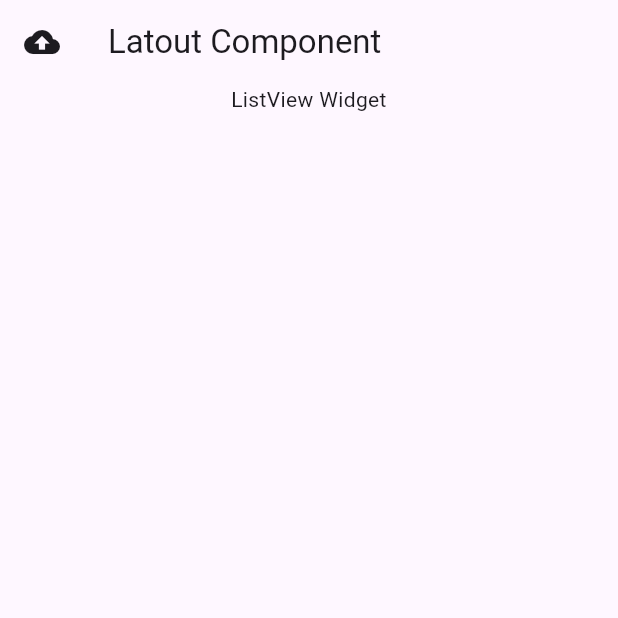
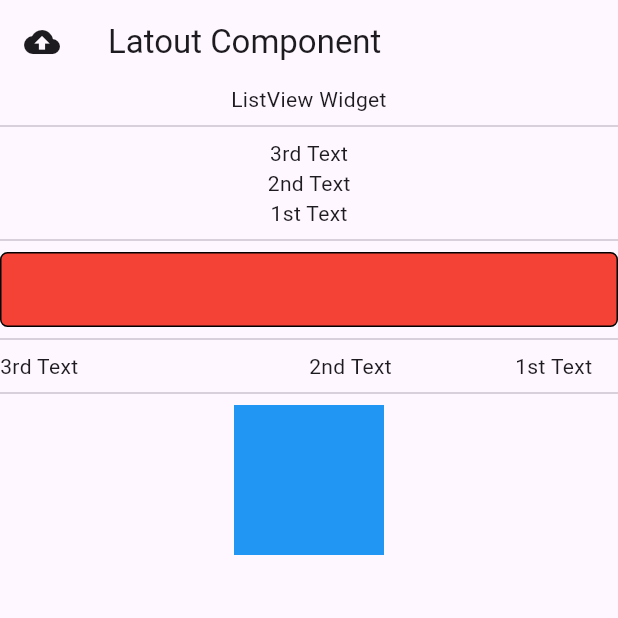
Before and after one commit to kmh8382/flutter_lec, a Flutter app: the screen it shows after launch, on a phone screen of 412 x 824 dp, the top half of it. Run offline on Flutter 3.47's test engine with Material 3 defaults, Android fonts, the light colour scheme and no system bars.

Commit message:
20250401

```diff
--- a/b_layout/lib/01_layout/00_WidgetCombination.dart
+++ b/b_layout/lib/01_layout/00_WidgetCombination.dart
@@ -1,3 +1,8 @@
+import 'package:b_layout/01_layout/01_ColumnWidget.dart';
+import 'package:b_layout/01_layout/02_mediaQueryWidget.dart';
+import 'package:b_layout/01_layout/03_SizedBox.dart';
+import 'package:b_layout/01_layout/04_RowWidget.dart';
+import 'package:b_layout/01_layout/05_StackWidget.dart';
 import 'package:flutter/material.dart';
 
 // ListView
@@ -21,6 +26,11 @@ class WidgetCombination extends StatelessWidget {
 
     final List<StatelessWidget> widgets = [
       const Text("ListView Widget", textAlign: TextAlign.center,),
+      const ColumnWidget(),
+      //const mediaQueryWidget(),
+      const SizedBoxWidget(),
+      const RowWidget(),
+      const StackWidget(),
     ];
 
     return ListView.separated(
--- /dev/null
+++ b/b_layout/lib/01_layout/01_ColumnWidget.dart
@@ -0,0 +1,28 @@
+import 'package:flutter/material.dart';
+
+// Column
+// 수직방향(웨에서 아래 방향)으로 여러 위젯을 배치하는 레이아웃 위젯
+// 주요 속성
+// 1. children : 자식 위젯 목록
+// 2. mainAxisAlignment : 메인 축(수직방향) 정렬 방식
+// 3. crossAxisAlignment : 교차 축(수평방향) 정렬 방식
+// 4. mainAxisSize : 메인 축 크기 (max : 가능한 모든 공강 사용(디폴트), min : 자식 위젯들의 합계만큼 공간 사용)
+// 5. verticalDirection : 자식 위젯의 배치 방향 (down : 위에서 아래로 배치(디폴트), up : 아래서 위로 배치)
+class ColumnWidget extends StatelessWidget {
+
+  const ColumnWidget({super.key});
+
+  @override
+  Widget build(BuildContext context) {
+    return const Column(
+      mainAxisAlignment: MainAxisAlignment.center,
+      verticalDirection: VerticalDirection.up,
+      children: [
+        Text("1st Text"),
+        Text("2nd Text"),
+        Text("3rd Text"),
+      ],
+    );
+  }
+
+}
--- /dev/null
+++ b/b_layout/lib/01_layout/02_mediaQueryWidget.dart
@@ -0,0 +1,63 @@
+import 'package:flutter/material.dart';
+
+// MediaQuery
+// 디바이스의 화면 크기, 방향, 접근성 설정 등 다행한 미디어 정보를 ...
+// 이를 통해서 반응형 IU를 쉽게 구현할 수 있습니다.
+// 주요 속성
+// 1. size : 화면의 크기
+// 2. orientation : 화면의 방향(portrait : 화면세움(디폴트), lan ...
+// 3. padding : 화면의 내부 여백
+
+class mediaQueryWidget extends StatelessWidget {
+
+  const mediaQueryWidget({super.key});
+
+  /*
+  @override
+  Widget build(BuildContext context) {
+
+    // MediaQuery.of(BuildContext context)
+    // 현재 BuildContext에 대한 MediaQueryData를 가져와서 화면의 ...
+    final mediaQuery = MediaQuery.of(context);
+
+    //화면 크기
+    dynamic screenSize = mediaQuery.size;
+    dynamic width = screenSize.width;
+    dynamic height = screenSize.height;
+
+    // 화면 패딩 (간단한 방응형)
+    double padding = width > 600 ? 20.0 : 10.0;
+
+    // 화면 방향
+    var orientation = mediaQuery.orientation;
+
+    // 화면 구성
+    return Column(
+      mainAxisAlignment: MainAxisAlignment.center,
+      children: [
+        Text("width = $width, height = $height"),
+        Padding(padding: EdgeInsets.all(padding)),
+        orientation == Orientation.portrait ? const Text("화면 세움") : const Text("화면 눕힘"),
+      ],
+    );
+
+  }
+  */
+
+  // 안전 구역 계산하기
+  // 위 아래 여백을 제외한 높이 영역
+  @override
+  Widget build(BuildContext context) {
+
+    var padding = MediaQuery.of(context).padding;
+    var safeHeight = MediaQuery.of(context).size.height - padding.top - padding.bottom;
+
+    return Container(
+      height: safeHeight,
+      child: Text("SafeHeight = $safeHeight", textAlign: TextAlign.center,),
+    );
+
+  }
+
+
+}
--- /dev/null
+++ b/b_layout/lib/01_layout/03_SizedBox.dart
@@ -0,0 +1,41 @@
+import 'package:flutter/material.dart';
+
+// SizedBox
+// 고정된 크기를 가지는 박스를 만드는 위젯입니다.
+// 위젯의 크기 고정 또는 위젯 사이 간격 조정할 때 주로 사용합니다.
+// 주요 속성
+// 1. width : 박스 너비
+// 2. height : 박스 높이
+
+// DecorateBox
+// SizedBox가 가지지 못한 테두리나 배경색 등을 지원하기 위한 위젯입니다.
+// SizedBox의 자식 위젯으로 DecorateBox 를 사용하면 됩니다.
+// 주요 속성
+// 1. color : 배경색
+// 2. border : 테두리
+// 3. borderRadius : 모서리 둥글기
+
+class SizedBoxWidget extends StatelessWidget {
+
+  const SizedBoxWidget({super.key});
+
+  @override
+  Widget build(BuildContext context) {
+    return SizedBox(
+      width: 100,
+      height: 50,
+      child: DecoratedBox(
+        decoration: BoxDecoration(
+          color: Colors.red,
+          border: Border.all(
+            width: 1.0,
+            color: Colors.black,
+            style: BorderStyle.solid,
+          ),
+          borderRadius: BorderRadius.circular(5),
+        )
+      ),
+    );
+  }
+
+}
--- /dev/null
+++ b/b_layout/lib/01_layout/04_RowWidget.dart
@@ -0,0 +1,20 @@
+import 'package:flutter/material.dart';
+
+class RowWidget extends StatelessWidget {
+
+  const RowWidget({super.key});
+
+  @override
+  Widget build(BuildContext context) {
+    return Row(
+      mainAxisAlignment: MainAxisAlignment.center,
+      textDirection: TextDirection.rtl,
+      children: [
+        Expanded(flex: 1, child: Text("1st Text"),),
+        Expanded(flex: 2, child: Text("2nd Text")),
+        Expanded(flex: 3, child: Text("3rd Text")),
+      ],
+    );
+  }
+
+}
--- /dev/null
+++ b/b_layout/lib/01_layout/05_StackWidget.dart
@@ -0,0 +1,32 @@
+import 'package:flutter/material.dart';
+
+class StackWidget extends StatelessWidget {
+
+  const StackWidget({super.key});
+
+  @override
+  Widget build(BuildContext context) {
+
+    return Stack(
+      alignment: Alignment.center,
+      children: [
+        Container(
+          width: 100,
+          height: 100,
+          color: Colors.red,
+        ),
+        Container(
+          width: 100,
+          height: 100,
+          color: Colors.green,
+        ),
+        Container(
+          width: 100,
+          height: 100,
+          color: Colors.blue,
+        ),
+      ],
+    );
+  }
+
+}
```
